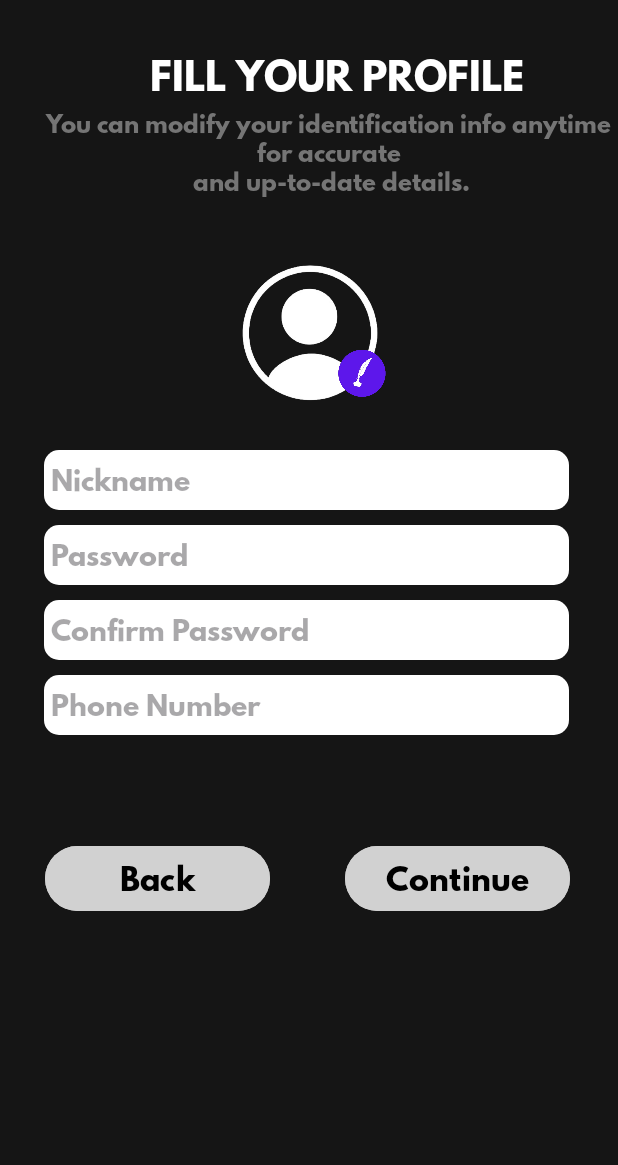
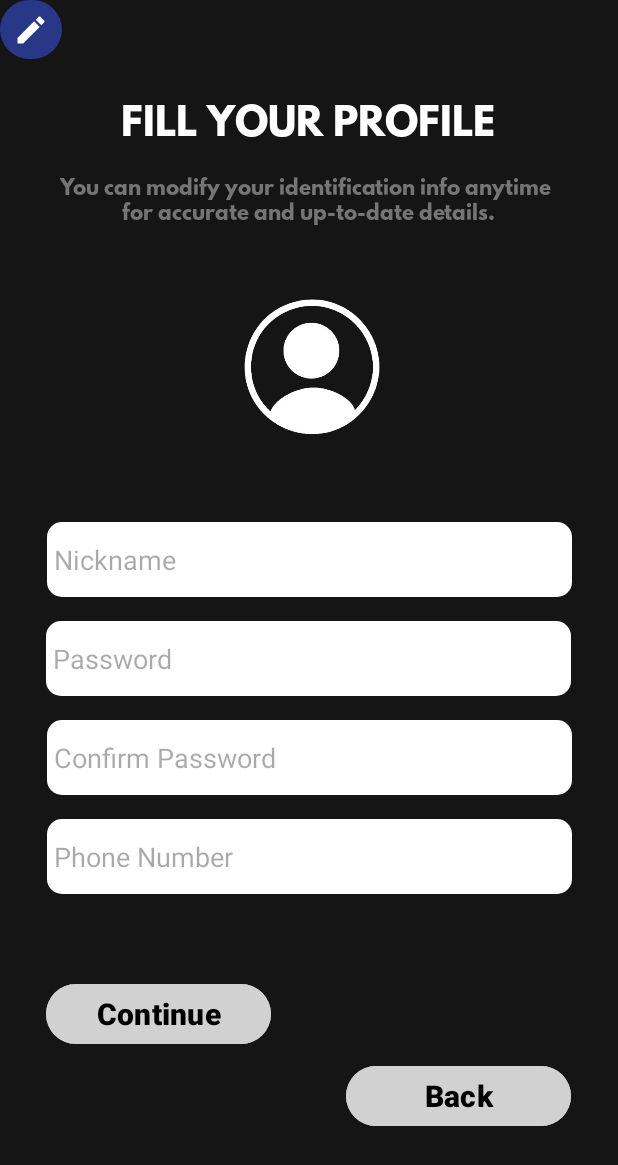
Before and after one commit to Faokunn/gymrat-app, an Android app: the fragment ProfileFragment shown on its own in the app's theme, on a phone screen of 412 x 824 dp. Shown: the top 1165 px of the screen. Run offline under Robolectric (Android 15) with nearby library versions, the phone set to English and light mode, and no system bars.

Commit message:
Added the constrited Home, Login, and Profile page

```diff
--- /dev/null
+++ b/app/src/main/res/drawable/edit_profile.xml
@@ -0,0 +1,5 @@
+<vector android:height="24dp" android:tint="#FFFFFF"
+    android:viewportHeight="24" android:viewportWidth="24"
+    android:width="24dp" xmlns:android="http://schemas.android.com/apk/res/android">
+    <path android:fillColor="@android:color/white" android:pathData="M3,17.25V21h3.75L17.81,9.94l-3.75,-3.75L3,17.25zM20.71,7.04c0.39,-0.39 0.39,-1.02 0,-1.41l-2.34,-2.34c-0.39,-0.39 -1.02,-0.39 -1.41,0l-1.83,1.83 3.75,3.75 1.83,-1.83z"/>
+</vector>
--- a/app/src/main/res/layout/fragment_gender.xml
+++ b/app/src/main/res/layout/fragment_gender.xml
@@ -60,8 +60,8 @@
 
     <ImageButton
         android:id="@+id/female_button"
-        android:layout_width="159dp"
-        android:layout_height="162dp"
+        android:layout_width="161dp"
+        android:layout_height="153dp"
         android:backgroundTint="#E91E63"
         app:layout_constraintBottom_toBottomOf="parent"
         app:layout_constraintEnd_toEndOf="parent"
--- a/app/src/main/res/layout/fragment_profile.xml
+++ b/app/src/main/res/layout/fragment_profile.xml
@@ -1,36 +1,47 @@
 <?xml version="1.0" encoding="utf-8"?>
-<FrameLayout xmlns:android="http://schemas.android.com/apk/res/android"
+<androidx.constraintlayout.widget.ConstraintLayout xmlns:android="http://schemas.android.com/apk/res/android"
+    xmlns:app="http://schemas.android.com/apk/res-auto"
     xmlns:tools="http://schemas.android.com/tools"
     android:layout_width="match_parent"
     android:layout_height="match_parent"
-    tools:context=".ProfileFragment"
-    android:background="#151515">
+    android:background="#151515"
+    tools:context=".HomeFragment">
+
 
     <TextView
+        android:id="@+id/textView5"
         android:layout_width="wrap_content"
         android:layout_height="wrap_content"
-        android:layout_marginStart="100dp"
-        android:layout_marginTop="30dp"
+        android:layout_marginTop="60dp"
         android:fontFamily="@font/mainfont"
         android:gravity="center"
         android:text="FILL YOUR PROFILE"
         android:textColor="@color/white"
         android:textSize="25sp"
-        android:textStyle="bold">
+        android:textStyle="bold"
+        app:layout_constraintEnd_toEndOf="parent"
+        app:layout_constraintHorizontal_bias="0.496"
+        app:layout_constraintStart_toStartOf="parent"
+        app:layout_constraintTop_toTopOf="parent">
 
     </TextView>
 
     <TextView
+        android:id="@+id/textView6"
         android:layout_width="wrap_content"
         android:layout_height="wrap_content"
-        android:layout_marginStart="25dp"
-        android:layout_marginTop="70dp"
         android:fontFamily="@font/mainfont"
         android:gravity="center"
-        android:text="You can modify your identification info anytime for accurate\n and up-to-date details."
+        android:text="You can modify your identification info anytime \nfor accurate and up-to-date details."
         android:textColor="#757575"
-        android:textSize="15sp"
-        android:textStyle="bold">
+        android:textSize="13sp"
+        android:textStyle="bold"
+        app:layout_constraintBottom_toBottomOf="parent"
+        app:layout_constraintEnd_toEndOf="parent"
+        app:layout_constraintHorizontal_bias="0.494"
+        app:layout_constraintStart_toStartOf="parent"
+        app:layout_constraintTop_toBottomOf="@+id/textView5"
+        app:layout_constraintVertical_bias="0.02">
 
     </TextView>
 
@@ -42,123 +53,138 @@
         android:layout_alignParentTop="true"
         android:layout_alignParentEnd="true"
         android:layout_alignParentBottom="true"
-        android:layout_marginStart="103dp"
-        android:layout_marginTop="129dp"
-        android:layout_marginEnd="105dp"
-        android:layout_marginBottom="418dp"
-        android:src="@drawable/person_logo" />
+        android:src="@drawable/person_logo"
+        app:layout_constraintBottom_toBottomOf="parent"
+        app:layout_constraintEnd_toEndOf="parent"
+        app:layout_constraintStart_toStartOf="parent"
+        app:layout_constraintTop_toBottomOf="@+id/textView6"
+        app:layout_constraintVertical_bias="0.0" />
 
-    <ImageView
-        android:layout_width="72dp"
-        android:layout_height="73dp"
+    <ImageButton
+        android:id="@+id/edit_profile"
+        android:layout_width="41dp"
+        android:layout_height="39dp"
         android:layout_alignParentStart="true"
         android:layout_alignParentTop="true"
         android:layout_alignParentEnd="true"
         android:layout_alignParentBottom="true"
-        android:layout_marginStart="205dp"
-        android:layout_marginTop="216dp"
-        android:layout_marginEnd="134dp"
-        android:layout_marginBottom="442dp"
-        android:src="@drawable/edit_profile_logo">
-    </ImageView>
-
+        android:background="@drawable/rounded_button_male"
+        android:backgroundTint="#283788"
+        android:src="@drawable/edit_profile"
+        tools:ignore="MissingConstraints"
+        tools:layout_editor_absoluteX="231dp"
+        tools:layout_editor_absoluteY="249dp">
+    </ImageButton>
 
     <EditText
         android:id="@+id/nickname"
         android:layout_width="350dp"
-        android:layout_height="40dp"
+        android:layout_height="50dp"
         android:layout_alignParentStart="true"
         android:layout_alignParentTop="true"
         android:layout_alignParentEnd="true"
-        android:layout_marginStart="29dp"
-        android:layout_marginTop="300dp"
-        android:layout_marginEnd="32dp"
+        android:layout_marginTop="12dp"
         android:height="1000dp"
         android:background="@drawable/profile_edittext"
         android:hint=" Nickname"
-        android:fontFamily="@font/mainfont"
-        android:maxLines="1">
+        android:maxLines="1"
+        app:layout_constraintEnd_toEndOf="parent"
+        app:layout_constraintHorizontal_bias="0.508"
+        app:layout_constraintStart_toStartOf="parent"
+        app:layout_constraintTop_toBottomOf="@+id/profile_pic">
+
     </EditText>
 
     <EditText
         android:id="@+id/password"
         android:layout_width="350dp"
-        android:layout_height="40dp"
+        android:layout_height="50dp"
         android:layout_alignParentStart="true"
         android:layout_alignParentTop="true"
         android:layout_alignParentEnd="true"
-        android:layout_marginStart="29dp"
-        android:layout_marginTop="350dp"
-        android:layout_marginEnd="32dp"
+        android:layout_marginTop="16dp"
         android:height="1000dp"
         android:background="@drawable/profile_edittext"
         android:hint=" Password"
-        android:fontFamily="@font/mainfont"
-        android:inputType="textPassword">
+        android:inputType="textPassword"
+        app:layout_constraintEnd_toEndOf="parent"
+        app:layout_constraintHorizontal_bias="0.491"
+        app:layout_constraintStart_toStartOf="parent"
+        app:layout_constraintTop_toBottomOf="@+id/nickname">
+
     </EditText>
 
     <EditText
         android:id="@+id/confirm_password"
         android:layout_width="350dp"
-        android:layout_height="40dp"
+        android:layout_height="50dp"
         android:layout_alignParentStart="true"
         android:layout_alignParentTop="true"
         android:layout_alignParentEnd="true"
-        android:layout_marginStart="29dp"
-        android:layout_marginTop="400dp"
-        android:layout_marginEnd="32dp"
+        android:layout_marginTop="16dp"
         android:height="1000dp"
         android:background="@drawable/profile_edittext"
-        android:fontFamily="@font/mainfont"
-        android:hint=" Confirm Password">
+        android:hint=" Confirm Password"
+        app:layout_constraintEnd_toEndOf="parent"
+        app:layout_constraintStart_toStartOf="parent"
+        app:layout_constraintTop_toBottomOf="@+id/password"
+        android:inputType="textPassword">
     </EditText>
 
     <EditText
         android:id="@+id/phone_number"
         android:layout_width="350dp"
-        android:layout_height="40dp"
+        android:layout_height="50dp"
         android:layout_alignParentStart="true"
         android:layout_alignParentTop="true"
         android:layout_alignParentEnd="true"
-        android:layout_marginStart="29dp"
-        android:layout_marginTop="450dp"
-        android:layout_marginEnd="32dp"
+        android:layout_marginTop="16dp"
         android:height="1000dp"
         android:background="@drawable/profile_edittext"
         android:hint=" Phone Number"
-        android:fontFamily="@font/mainfont"
-        android:inputType="number">
+        android:inputType="number"
+        app:layout_constraintEnd_toEndOf="parent"
+        app:layout_constraintStart_toStartOf="parent"
+        app:layout_constraintTop_toBottomOf="@+id/confirm_password">
     </EditText>
+
 
     <Button
         android:id="@+id/back_button"
         android:layout_width="150dp"
         android:layout_height="wrap_content"
-        android:layout_marginStart="30dp"
-        android:layout_marginTop="560dp"
         android:backgroundTint="@color/button_color"
         android:text="Back"
         android:textColor="@color/black"
         android:textSize="20sp"
-        android:fontFamily="@font/mainfont"
-        android:textStyle="bold">
+        android:textStyle="bold"
+        app:layout_constraintBottom_toBottomOf="parent"
+        app:layout_constraintEnd_toEndOf="parent"
+        app:layout_constraintHorizontal_bias="0.881"
+        app:layout_constraintStart_toStartOf="parent"
+        app:layout_constraintTop_toBottomOf="@+id/phone_number"
+        app:layout_constraintVertical_bias="0.615">
 
     </Button>
-
-
 
     <Button
         android:id="@+id/continue_button"
         android:layout_width="150dp"
         android:layout_height="wrap_content"
-        android:layout_marginStart="230dp"
-        android:layout_marginTop="560dp"
+        android:layout_marginStart="28dp"
+        android:layout_marginTop="56dp"
         android:backgroundTint="@color/button_color"
         android:text="Continue"
         android:textColor="@color/black"
-        android:fontFamily="@font/mainfont"
         android:textSize="20sp"
-        android:textStyle="bold">
+        android:textStyle="bold"
+        app:layout_constraintBottom_toBottomOf="parent"
+        app:layout_constraintEnd_toStartOf="@+id/back_button"
+        app:layout_constraintHorizontal_bias="0.056"
+        app:layout_constraintStart_toStartOf="parent"
+        app:layout_constraintTop_toBottomOf="@+id/phone_number"
+        app:layout_constraintVertical_bias="0.0">
     </Button>
 
-</FrameLayout>
+
+</androidx.constraintlayout.widget.ConstraintLayout>
```
Also changed, not shown: app/src/main/res/layout/fragment_age.xml (+14 -7 lines), app/src/main/res/layout/fragment_home.xml (+44 -55 lines), app/src/main/res/layout/fragment_login.xml (+99 -65 lines), app/src/main/res/drawable/edit_profile_logo.png (deleted).
